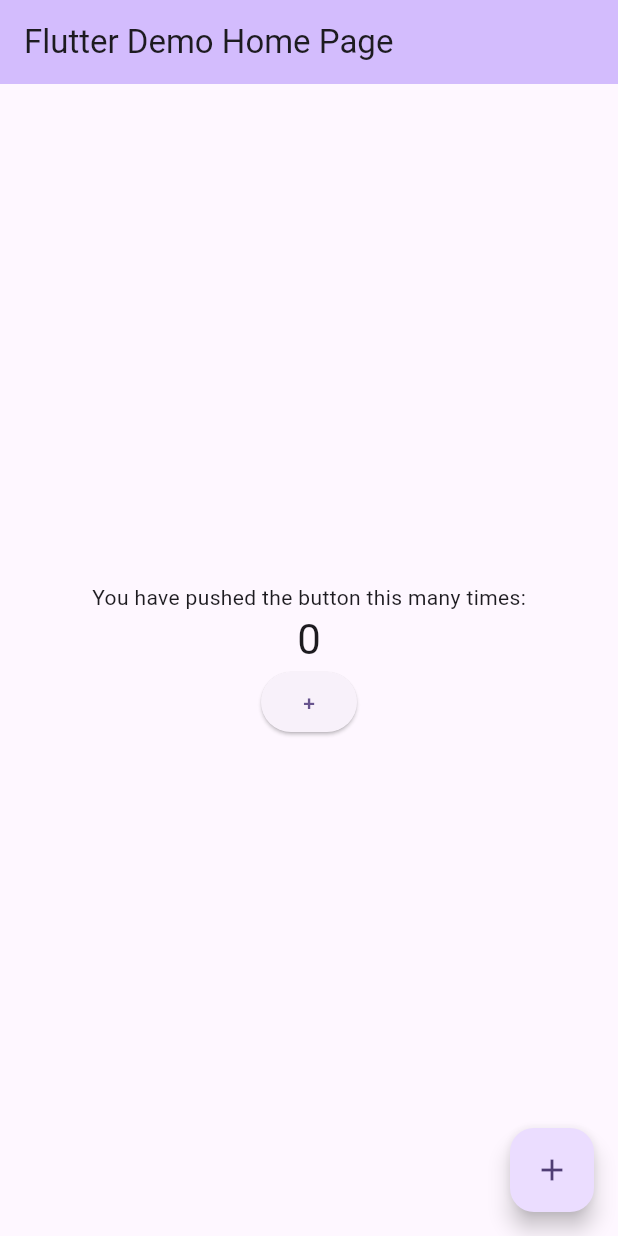
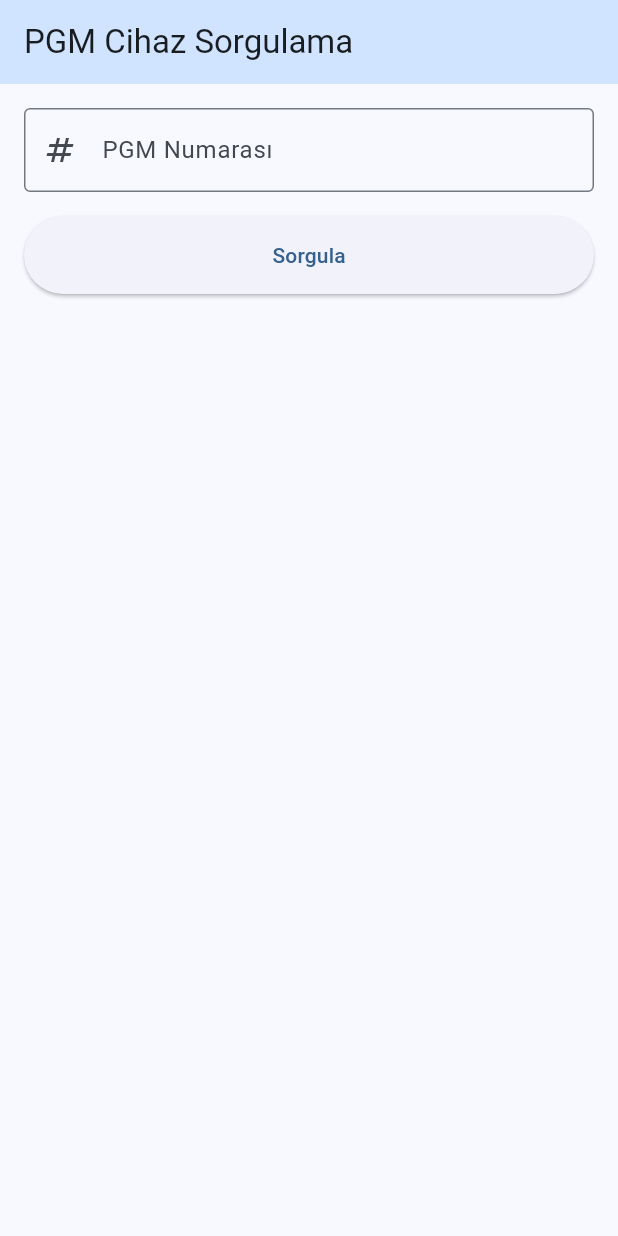
Before and after one commit to SuleymanDeveci/VeryFirstFlutterApp, a Flutter app: the screen it shows after launch, on a phone screen of 412 x 824 dp. Run offline on Flutter 3.47's test engine with Material 3 defaults, Android fonts, the light colour scheme and no system bars.

Commit message:
Replace default Flutter template with PGM Cihaz Sorgulama functionality

```diff
--- a/lib/main.dart
+++ b/lib/main.dart
@@ -10,58 +10,122 @@ class MyApp extends StatelessWidget {
   @override
   Widget build(BuildContext context) {
     return MaterialApp(
-      title: 'Flutter Demo',
+      title: 'PGM Cihaz Sorgulama',
       theme: ThemeData(
-        colorScheme: ColorScheme.fromSeed(seedColor: Colors.deepPurple),
+        colorScheme: ColorScheme.fromSeed(seedColor: Colors.blue),
+        useMaterial3: true,
       ),
-      home: const MyHomePage(title: 'Flutter Demo Home Page'),
+      home: const PGMCihazSorgulamaPage(),
     );
   }
 }
 
-class MyHomePage extends StatefulWidget {
-  const MyHomePage({super.key, required this.title});
-
-  final String title;
+class PGMCihazSorgulamaPage extends StatefulWidget {
+  const PGMCihazSorgulamaPage({super.key});
 
   @override
-  State<MyHomePage> createState() => _MyHomePageState();
+  State<PGMCihazSorgulamaPage> createState() => _PGMCihazSorgulamaPageState();
 }
 
-class _MyHomePageState extends State<MyHomePage> {
-  int _counter = 0;
+class _PGMCihazSorgulamaPageState extends State<PGMCihazSorgulamaPage> {
+  final _formKey = GlobalKey<FormState>();
+  final _pgmController = TextEditingController();
 
-  void _incrementCounter() {
+  // Örnek cihaz bilgileri (gerçek uygulamada API'den gelecek)
+  Map<String, String>? _cihazBilgileri;
+
+  void _sorgula() {
+    if (_formKey.currentState!.validate()) {
+      // Gerçek uygulamada burada API çağrısı yapılacak
       setState(() {
-      _counter++;
+        _cihazBilgileri = {
+          'IP': '192.168.1.100',
+          'Bina': 'A Blok',
+          'Müdürlük': 'Bilgi İşlem Müdürlüğü',
+          'Cihaz Tipi': 'Yazıcı'
+        };
       });
+    }
   }
 
   @override
   Widget build(BuildContext context) {
     return Scaffold(
       appBar: AppBar(
-        backgroundColor: Theme.of(context).colorScheme.inversePrimary,
-        title: Text(widget.title),
+        title: const Text('PGM Cihaz Sorgulama'),
+        backgroundColor: Theme.of(context).colorScheme.primaryContainer,
       ),
-      body: Center(
+      body: Padding(
+        padding: const EdgeInsets.all(16.0),
+        child: Form(
+          key: _formKey,
           child: Column(
-          mainAxisAlignment: MainAxisAlignment.center,
-          children: <Widget>[
-            const Text('You have pushed the button this many times:'),
+            crossAxisAlignment: CrossAxisAlignment.stretch,
+            children: [
+              TextFormField(
+                controller: _pgmController,
+                decoration: InputDecoration(
+                  labelText: 'PGM Numarası',
+                  border: OutlineInputBorder(),
+                  prefixIcon: Icon(Icons.numbers),
+                ),
+                keyboardType: TextInputType.number,
+                validator: (value) {
+                  if (value == null || value.isEmpty) {
+                    return 'Lütfen PGM numarası giriniz';
+                  }
+                  return null;
+                },
+              ),
+              const SizedBox(height: 16),
+              ElevatedButton(
+                onPressed: _sorgula,
+                style: ElevatedButton.styleFrom(
+                  padding: EdgeInsets.symmetric(vertical: 16),
+                ),
+                child: const Text('Sorgula'),
+              ),
+              const SizedBox(height: 24),
+              if (_cihazBilgileri != null) ...[
+                Card(
+                  child: Padding(
+                    padding: const EdgeInsets.all(16.0),
+                    child: Column(
+                      crossAxisAlignment: CrossAxisAlignment.start,
+                      children: [
                         Text(
-              '$_counter',
-              style: Theme.of(context).textTheme.headlineMedium,
+                          'Cihaz Bilgileri',
+                          style: Theme.of(context).textTheme.titleLarge,
                         ),
-            ElevatedButton(onPressed: _incrementCounter, child: Text("+"))
+                        const Divider(),
+                        ..._cihazBilgileri!.entries.map((entry) => Padding(
+                          padding: const EdgeInsets.symmetric(vertical: 8.0),
+                          child: Row(
+                            children: [
+                              Text(
+                                '${entry.key}:',
+                                style: const TextStyle(fontWeight: FontWeight.bold),
+                              ),
+                              const SizedBox(width: 8),
+                              Text(entry.value),
+                            ],
+                          ),
+                        )).toList(),
                       ],
                     ),
                   ),
-      floatingActionButton: FloatingActionButton(
-        onPressed: _incrementCounter,
-        tooltip: 'Increment',
-        child: const Icon(Icons.add),
+                ),
+              ],
+            ],
+          ),
+        ),
       ),
     );
   }
+
+  @override
+  void dispose() {
+    _pgmController.dispose();
+    super.dispose();
   }
+}
```
Lines whose indentation alone changed are shown as unchanged.
